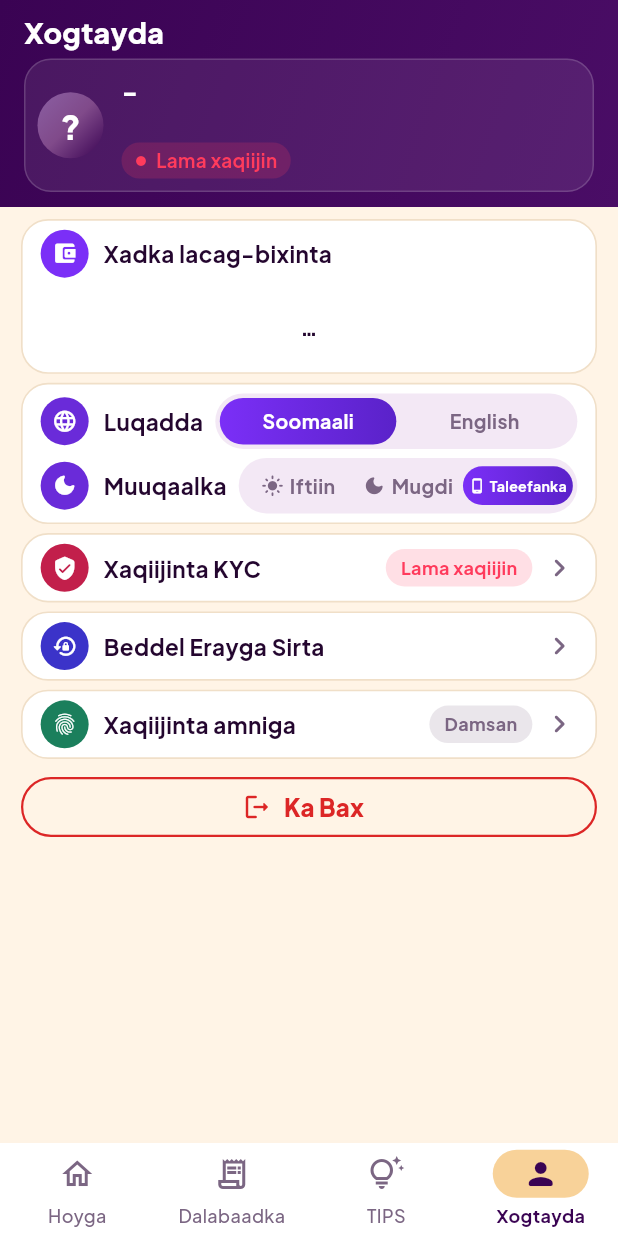
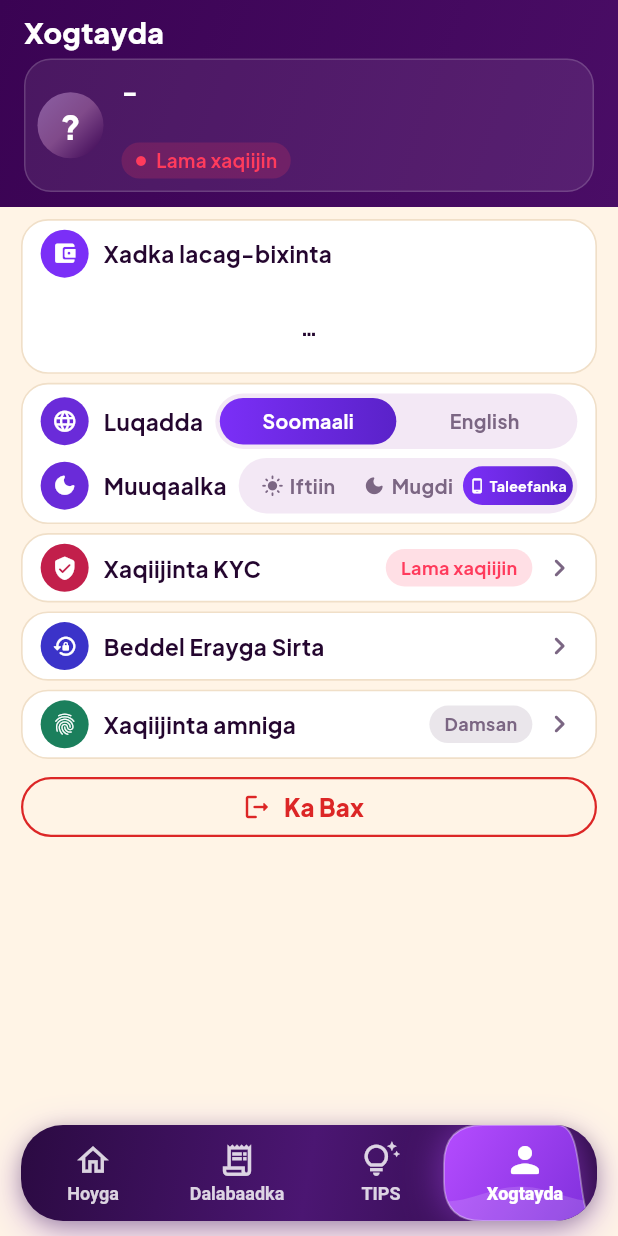
Before and after one commit to waaproltd-spec/Badal-exchange, a Flutter app: the RootShell screen opened directly, item 4 of the bottom bar chosen, on a phone screen of 412 x 824 dp. Run offline on Flutter 3.47's test engine with Material 3 defaults, Android fonts, the phone set to English and light mode, and no system bars; our stand-ins replace audioplayers, device_info_plus, firebase_core, firebase_messaging, flutter_secure_storage, font_awesome_flutter and 6 more; accounts and stored records are empty; network calls fail.

Commit message:
Customer App: bottom navigation Option 19 -- floating curved deep-purple bar, selected tab on a glowing violet wave that slides; Hoyga, Dalabaadka, TIPS, Xogtayda
Co-Authored-By: Claude Sonnet 5.5 <noreply@anthropic.com>
Claude-Session: https://claude.ai/code/session_011NoKpXo4GzSuoMJss1uUua

```diff
--- a/customer-app/lib/screens/root/root_shell.dart
+++ b/customer-app/lib/screens/root/root_shell.dart
@@ -8,6 +8,7 @@ import '../../l10n/strings.dart';
 import '../../models/payment_method.dart';
 import '../../services/push_notifications.dart';
 import '../../services/success_sound.dart';
+import '../../widgets/floating_nav_bar.dart';
 import '../../widgets/transaction_views.dart';
 import '../home/home_screen.dart';
 import '../notifications/notifications_screen.dart';
@@ -121,37 +122,20 @@ class _RootShellState extends State<RootShell> with WidgetsBindingObserver {
           child: IndexedStack(index: _index, children: _tabs),
         ),
       ),
-      // Compact bar; NavigationBar adds the device's bottom safe area itself.
-      bottomNavigationBar: NavigationBar(
-        height: 62,
+      // The floating bar adds its own margins and the device's bottom safe area.
+      bottomNavigationBar: FloatingNavBar(
         selectedIndex: _index,
-        onDestinationSelected: (i) {
+        onSelected: (i) {
           setState(() => _index = i);
           // The limits show what was withdrawn up to now.
           if (i == 2) TipsScreen.refresh.value++;
           if (i == 3) ProfileScreen.refresh.value++;
         },
-        destinations: [
-          NavigationDestination(
-            icon: const Icon(Icons.home_outlined),
-            selectedIcon: const Icon(Icons.home_rounded),
-            label: AppStrings.home,
-          ),
-          NavigationDestination(
-            icon: const Icon(Icons.receipt_long_outlined),
-            selectedIcon: const Icon(Icons.receipt_long_rounded),
-            label: AppStrings.orders,
-          ),
-          NavigationDestination(
-            icon: const Icon(Icons.tips_and_updates_outlined),
-            selectedIcon: const Icon(Icons.tips_and_updates_rounded),
-            label: AppStrings.tips,
-          ),
-          NavigationDestination(
-            icon: const Icon(Icons.person_outline_rounded),
-            selectedIcon: const Icon(Icons.person_rounded),
-            label: AppStrings.profile,
-          ),
+        tabs: [
+          NavTab(icon: Icons.home_outlined, selectedIcon: Icons.home_rounded, label: AppStrings.home),
+          NavTab(icon: Icons.receipt_long_outlined, selectedIcon: Icons.receipt_long_rounded, label: AppStrings.orders),
+          NavTab(icon: Icons.tips_and_updates_outlined, selectedIcon: Icons.tips_and_updates_rounded, label: AppStrings.tips),
+          NavTab(icon: Icons.person_outline_rounded, selectedIcon: Icons.person_rounded, label: AppStrings.profile),
         ],
       ),
     );
--- a/customer-app/lib/theme/colors.dart
+++ b/customer-app/lib/theme/colors.dart
@@ -19,6 +19,12 @@ class AppColors {
   static const Color lightGold = Color(0xFFF8D299);
   static const Color accentOrange = Color(0xFFF59E51);
   static const Color cream = Color(0xFFFFF4E6);
+
+  // The floating bottom bar: a deep purple body and a bright violet highlight with a neon glow.
+  static const Color navDeep = Color(0xFF2B0A42);
+  static const Color navMid = Color(0xFF4B1672);
+  static const Color navBright = Color(0xFFB54CFF);
+  static const Color navBrightDeep = Color(0xFF7E2FDB);
 
   // Roles
   static bool get _dark => AppThemeMode.isDark;
--- /dev/null
+++ b/customer-app/lib/widgets/floating_nav_bar.dart
@@ -0,0 +1,240 @@
+import 'dart:math' as math;
+
+import 'package:flutter/material.dart';
+
+import '../theme/colors.dart';
+
+/// One tab of the [FloatingNavBar].
+class NavTab {
+  const NavTab(
+      {required this.icon, required this.selectedIcon, required this.label});
+
+  final IconData icon;
+  final IconData selectedIcon;
+  final String label;
+}
+
+/// The bottom bar: a floating, rounded deep-purple bar. The selected tab sits on a bright violet,
+/// glowing wave-shaped highlight that slides (and flows) to the next tab when it changes; its icon
+/// and label are white. Every label stays on one line (it shrinks to fit), at the phone's own text
+/// size, and the bar floats above the system navigation area, so it never covers the page.
+class FloatingNavBar extends StatelessWidget {
+  const FloatingNavBar(
+      {super.key,
+      required this.tabs,
+      required this.selectedIndex,
+      required this.onSelected});
+
+  final List<NavTab> tabs;
+  final int selectedIndex;
+  final ValueChanged<int> onSelected;
+
+  static const double _side = 14;
+  static const double _gap = 10;
+  static const double _radius = 28;
+
+  @override
+  Widget build(BuildContext context) {
+    final media = MediaQuery.of(context);
+    // A larger system font makes the bar a little taller (the label grows with it).
+    final scale = media.textScaler.scale(12) / 12;
+    final barHeight = 64 + (scale - 1).clamp(0.0, 0.6) * 30;
+    final width = media.size.width - _side * 2;
+    final tabWidth = width / tabs.length;
+    return Padding(
+      key: const Key('floating-nav'),
+      padding:
+          EdgeInsets.fromLTRB(_side, _gap, _side, _gap + media.padding.bottom),
+      child: SizedBox(
+        height: barHeight,
+        child: DecoratedBox(
+          decoration: BoxDecoration(
+            borderRadius: BorderRadius.circular(_radius),
+            gradient: const LinearGradient(
+              begin: Alignment.topLeft,
+              end: Alignment.bottomRight,
+              colors: [AppColors.navDeep, AppColors.navMid, AppColors.navDeep],
+            ),
+            boxShadow: [
+              BoxShadow(
+                  color: AppColors.navBrightDeep.withOpacity(0.35),
+                  blurRadius: 22,
+                  offset: const Offset(0, 8)),
+              BoxShadow(
+                  color: Colors.black.withOpacity(0.25),
+                  blurRadius: 10,
+                  offset: const Offset(0, 3)),
+            ],
+          ),
+          child: ClipRRect(
+            borderRadius: BorderRadius.circular(_radius),
+            child: TweenAnimationBuilder<double>(
+              // The highlight slides from the old tab to the new one.
+              tween: Tween<double>(end: selectedIndex.toDouble()),
+              duration: const Duration(milliseconds: 380),
+              curve: Curves.easeOutCubic,
+              builder: (context, pos, _) => Stack(children: [
+                Positioned.fill(
+                  child: CustomPaint(
+                    key: const Key('nav-highlight'),
+                    painter: _WavePainter(
+                        position: pos, tabWidth: tabWidth, count: tabs.length),
+                  ),
+                ),
+                Row(children: [
+                  for (var i = 0; i < tabs.length; i++)
+                    Expanded(
+                      child: _NavItem(
+                        key: Key('nav-tab-$i'),
+                        tab: tabs[i],
+                        selected: i == selectedIndex,
+                        onTap: () => onSelected(i),
+                      ),
+                    ),
+                ]),
+              ]),
+            ),
+          ),
+        ),
+      ),
+    );
+  }
+}
+
+class _NavItem extends StatelessWidget {
+  const _NavItem(
+      {super.key,
+      required this.tab,
+      required this.selected,
+      required this.onTap});
+
+  final NavTab tab;
+  final bool selected;
+  final VoidCallback onTap;
+
+  @override
+  Widget build(BuildContext context) {
+    final color = selected ? Colors.white : Colors.white.withOpacity(0.82);
+    return Semantics(
+      button: true,
+      selected: selected,
+      label: tab.label,
+      excludeSemantics: true,
+      child: InkResponse(
+        onTap: onTap,
+        radius: 40,
+        containedInkWell: false,
+        child: Center(
+          child: Padding(
+            padding: const EdgeInsets.symmetric(horizontal: 4),
+            child: Column(
+              mainAxisSize: MainAxisSize.min,
+              children: [
+                AnimatedScale(
+                  duration: const Duration(milliseconds: 250),
+                  scale: selected ? 1.12 : 1,
+                  child: Icon(selected ? tab.selectedIcon : tab.icon,
+                      color: color, size: 25),
+                ),
+                const SizedBox(height: 3),
+                // One line, whatever the text size: it shrinks to the width of its tab.
+                FittedBox(
+                  fit: BoxFit.scaleDown,
+                  child: AnimatedDefaultTextStyle(
+                    duration: const Duration(milliseconds: 220),
+                    style: TextStyle(
+                        fontSize: 12,
+                        fontWeight:
+                            selected ? FontWeight.w800 : FontWeight.w600,
+                        color: color),
+                    maxLines: 1,
+                    child: Text(tab.label, maxLines: 1, softWrap: false),
+                  ),
+                ),
+              ],
+            ),
+          ),
+        ),
+      ),
+    );
+  }
+}
+
+/// The glowing violet wave behind the selected tab: rounded at the left, its right edge a slanted S-curve,
+/// its top and bottom edges gently waving; the wave moves with the highlight.
+class _WavePainter extends CustomPainter {
+  _WavePainter(
+      {required this.position, required this.tabWidth, required this.count});
+
+  final double position;
+  final double tabWidth;
+  final int count;
+
+  @override
+  void paint(Canvas canvas, Size size) {
+    final h = size.height;
+    final left = position * tabWidth - (position == 0 ? 0 : 6);
+    final first = position <= 0.001;
+    final last = position >= count - 1 - 0.001;
+    final l = first ? 0.0 : left;
+    final r = math.min(size.width, (position + 1) * tabWidth + (last ? 0 : 14));
+    const corner = 26.0;
+    final phase = position * math.pi * 1.5;
+    double wave(double t, double amp) =>
+        math.sin(t * math.pi * 2 + phase) * amp;
+
+    final path = Path()
+      ..moveTo(l + corner, 0)
+      ..lineTo(r - 26, 0)
+      // The slanted S at the right edge.
+      ..cubicTo(r - 6, 0, r - 16, h, r + (last ? 0 : 4), h)
+      ..lineTo(l + corner, h)
+      ..quadraticBezierTo(l, h, l, h - corner)
+      ..lineTo(l, corner)
+      ..quadraticBezierTo(l, 0, l + corner, 0)
+      ..close();
+
+    // The glow, then the body in a bright violet gradient.
+    canvas.drawPath(
+      path,
+      Paint()
+        ..color = AppColors.navBright.withOpacity(0.55)
+        ..maskFilter = const MaskFilter.blur(BlurStyle.normal, 14),
+    );
+    final body = Paint()
+      ..shader = LinearGradient(
+        begin: Alignment.topLeft,
+        end: Alignment.bottomRight,
+        colors: const [AppColors.navBright, AppColors.navBrightDeep],
+      ).createShader(Rect.fromLTRB(l, 0, r, h));
+    canvas.drawPath(path, body);
+
+    // A soft wave across the highlight (it flows as the highlight moves).
+    final flow = Path()..moveTo(l, h * 0.72);
+    final span = math.max(1.0, r - l);
+    for (var i = 0; i <= 24; i++) {
+      final t = i / 24;
+      flow.lineTo(l + span * t, h * 0.72 + wave(t, 5));
+    }
+    flow
+      ..lineTo(r, h)
+      ..lineTo(l, h)
+      ..close();
+    canvas.save();
+    canvas.clipPath(path);
+    canvas.drawPath(flow, Paint()..color = Colors.white.withOpacity(0.14));
+    canvas.restore();
+    // A thin light edge on the top.
+    canvas.drawPath(
+      path,
+      Paint()
+        ..style = PaintingStyle.stroke
+        ..strokeWidth = 1.2
+        ..color = Colors.white.withOpacity(0.35),
+    );
+  }
+
+  @override
+  bool shouldRepaint(_WavePainter old) =>
+      old.position != position || old.tabWidth != tabWidth;
+}
```
Also changed, not shown: 3 other files.
